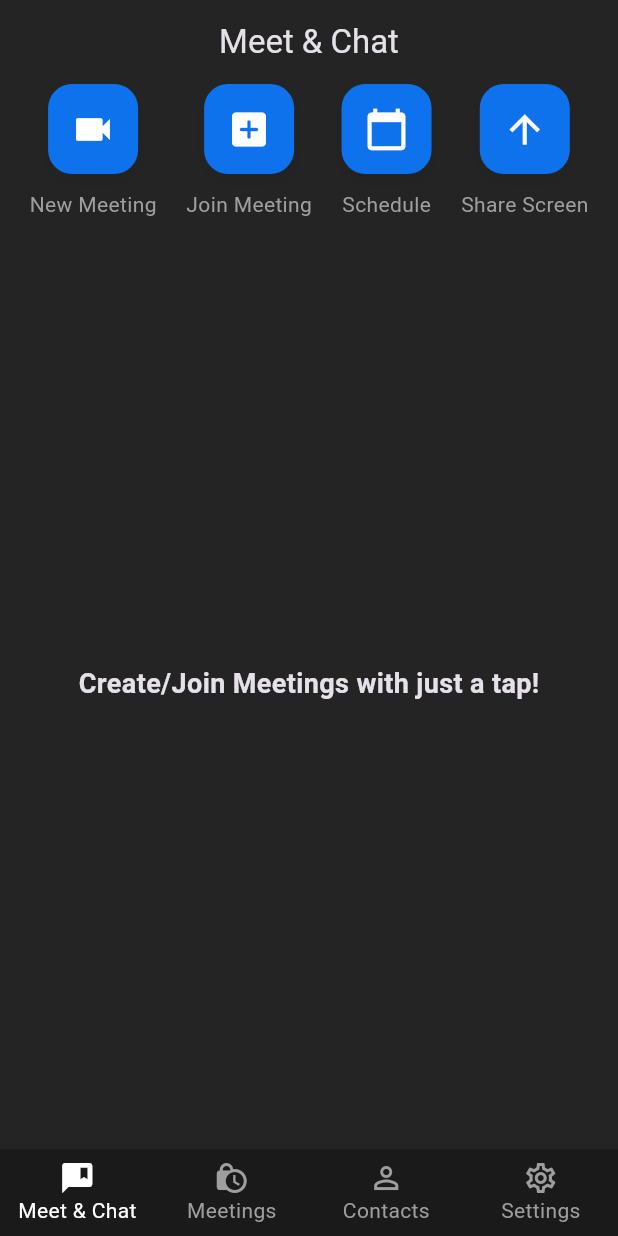
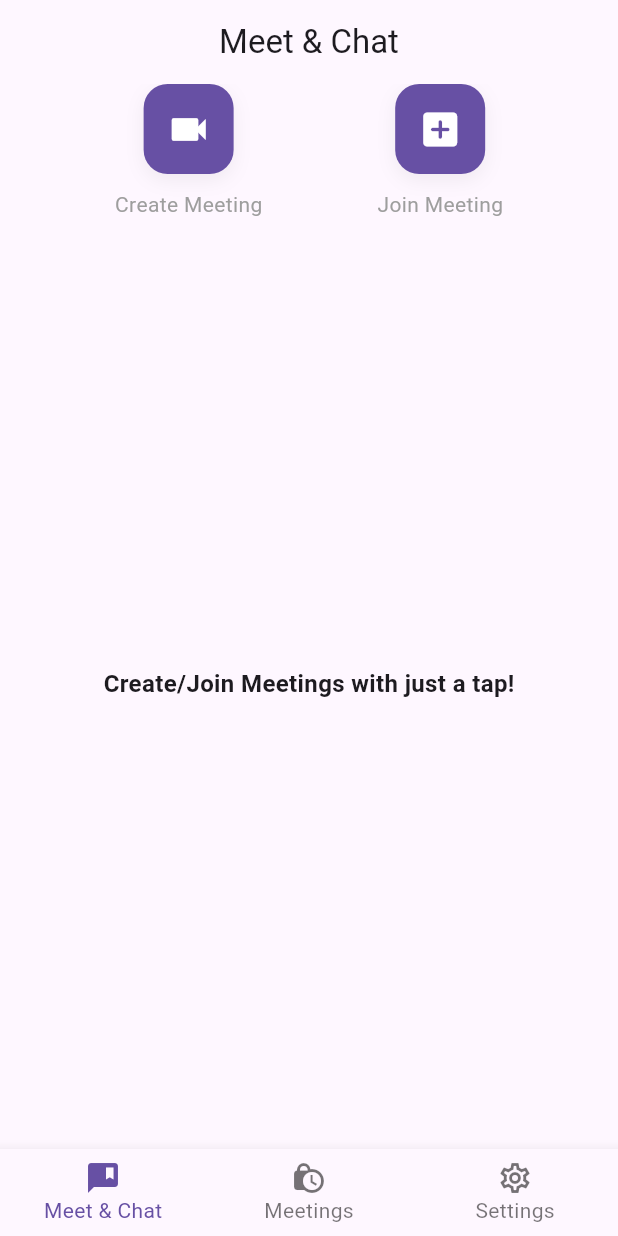
Before and after one commit to abenidev/Video_call_flutter_app, a Flutter app: the screen it shows once a user with an empty profile is signed in, on a phone screen of 412 x 824 dp. Run offline on Flutter 3.47's test engine with Material 3 defaults, Android fonts, the phone set to English and light mode, and no system bars; our stand-ins replace cloud_firestore, firebase_auth, firebase_core, google_sign_in; missing offline and left inert: jitsi_meet_flutter_sdk; accounts and stored records are empty.

Commit message:
minor changes

```diff
--- a/lib/components/custom_button.dart
+++ b/lib/components/custom_button.dart
@@ -1,5 +1,4 @@
 import 'package:flutter/material.dart';
-import 'package:video_chat_app/constants/colors.dart';
 
 class CustomButton extends StatelessWidget {
   final String label;
@@ -13,14 +12,14 @@ class CustomButton extends StatelessWidget {
       child: ElevatedButton(
         onPressed: onPressed,
         style: ElevatedButton.styleFrom(
-          backgroundColor: buttonColor,
+          // backgroundColor: buttonColor,
           minimumSize: const Size(
             double.infinity,
             50,
           ),
           shape: RoundedRectangleBorder(
             borderRadius: BorderRadius.circular(30),
-            side: const BorderSide(color: buttonColor),
+            // side: const BorderSide(color: buttonColor),
           ),
         ),
         child: Text(
--- a/lib/components/home_meeting_button.dart
+++ b/lib/components/home_meeting_button.dart
@@ -1,5 +1,4 @@
 import 'package:flutter/material.dart';
-import 'package:video_chat_app/constants/colors.dart';
 
 class HomeMeetingButton extends StatelessWidget {
   const HomeMeetingButton({super.key, required this.onPressed, required this.icon, required this.label});
@@ -15,7 +14,8 @@ class HomeMeetingButton extends StatelessWidget {
         children: [
           Container(
             decoration: BoxDecoration(
-              color: buttonColor,
+              // color: buttonColor,
+              color: Theme.of(context).primaryColor,
               borderRadius: BorderRadius.circular(16),
               boxShadow: [
                 BoxShadow(
--- a/lib/constants/colors.dart
+++ b/lib/constants/colors.dart
@@ -1,6 +1,6 @@
-import 'package:flutter/material.dart';
+// import 'package:flutter/material.dart';
 
-const backgroundColor = Color.fromRGBO(36, 36, 36, 1);
-const buttonColor = Color.fromRGBO(14, 114, 236, 1);
-const footerColor = Color.fromRGBO(26, 26, 26, 1);
-const secondaryBackgroundColor = Color.fromRGBO(46, 46, 46, 1);
+// const backgroundColor = Color.fromRGBO(36, 36, 36, 1);
+// const buttonColor = Color.fromRGBO(14, 114, 236, 1);
+// const footerColor = Color.fromRGBO(26, 26, 26, 1);
+// const secondaryBackgroundColor = Color.fromRGBO(46, 46, 46, 1);
--- a/lib/main.dart
+++ b/lib/main.dart
@@ -1,6 +1,5 @@
 import 'package:firebase_core/firebase_core.dart';
 import 'package:flutter/material.dart';
-import 'package:video_chat_app/constants/colors.dart';
 import 'package:video_chat_app/firebase_options.dart';
 import 'package:video_chat_app/resources/auth_methods.dart';
 import 'package:video_chat_app/screens/home_screen.dart';
@@ -20,7 +19,13 @@ class MyApp extends StatelessWidget {
   Widget build(BuildContext context) {
     return MaterialApp(
       title: 'Video chat app',
-      theme: ThemeData.dark().copyWith(scaffoldBackgroundColor: backgroundColor),
+      // theme: ThemeData.dark().copyWith(scaffoldBackgroundColor: backgroundColor),
+      theme: ThemeData.light(
+        useMaterial3: true,
+      ),
+      darkTheme: ThemeData.dark(
+        useMaterial3: true,
+      ),
       routes: {
         LoginScreen.routeName: (context) => const LoginScreen(),
         HomeScreen.routeName: (context) => const HomeScreen(),
--- a/lib/screens/home_screen.dart
+++ b/lib/screens/home_screen.dart
@@ -1,6 +1,5 @@
 import 'package:flutter/material.dart';
 import 'package:video_chat_app/components/custom_button.dart';
-import 'package:video_chat_app/constants/colors.dart';
 import 'package:video_chat_app/resources/auth_methods.dart';
 import 'package:video_chat_app/screens/meeting_history_screen.dart';
 import 'package:video_chat_app/screens/meeting_screen.dart';
@@ -24,7 +23,7 @@ class _HomeScreenState extends State<HomeScreen> {
   List<Widget> pages = [
     const MeetingScreen(),
     const MeetingHistoryScreen(),
-    const Text('Contacts'),
+    // const Text('Contacts'),
     //setting
     CustomButton(label: "Log out", onPressed: () => AuthMethods().signOut()),
   ];
@@ -36,13 +35,13 @@ class _HomeScreenState extends State<HomeScreen> {
         elevation: 0,
         title: const Text('Meet & Chat'),
         centerTitle: true,
-        backgroundColor: backgroundColor,
+        // backgroundColor: backgroundColor,
       ),
       body: pages[_page],
       bottomNavigationBar: BottomNavigationBar(
-        backgroundColor: footerColor,
-        selectedItemColor: Colors.white,
-        unselectedItemColor: Colors.grey,
+        // backgroundColor: footerColor,
+        // selectedItemColor: Colors.white,
+        // unselectedItemColor: Colors.grey,
         selectedFontSize: 14.0,
         unselectedFontSize: 14.0,
         onTap: onPageChanged,
@@ -57,10 +56,10 @@ class _HomeScreenState extends State<HomeScreen> {
             icon: Icon(Icons.lock_clock),
             label: 'Meetings',
           ),
-          BottomNavigationBarItem(
-            icon: Icon(Icons.person_outline),
-            label: 'Contacts',
-          ),
+          // BottomNavigationBarItem(
+          //   icon: Icon(Icons.person_outline),
+          //   label: 'Contacts',
+          // ),
           BottomNavigationBarItem(
             icon: Icon(Icons.settings_outlined),
             label: 'Settings',
--- a/lib/screens/meeting_screen.dart
+++ b/lib/screens/meeting_screen.dart
@@ -48,7 +48,7 @@ class _MeetingScreenState extends State<MeetingScreen> {
                 createMeeting();
               },
               icon: Icons.videocam,
-              label: 'New Meeting',
+              label: 'Create Meeting',
             ),
             HomeMeetingButton(
               onPressed: () {
@@ -57,23 +57,23 @@ class _MeetingScreenState extends State<MeetingScreen> {
               icon: Icons.add_box_rounded,
               label: 'Join Meeting',
             ),
-            HomeMeetingButton(
-              onPressed: () {},
-              icon: Icons.calendar_today,
-              label: 'Schedule',
-            ),
-            HomeMeetingButton(
-              onPressed: () {},
-              icon: Icons.arrow_upward,
-              label: 'Share Screen',
-            ),
+            // HomeMeetingButton(
+            //   onPressed: () {},
+            //   icon: Icons.calendar_today,
+            //   label: 'Schedule',
+            // ),
+            // HomeMeetingButton(
+            //   onPressed: () {},
+            //   icon: Icons.arrow_upward,
+            //   label: 'Share Screen',
+            // ),
           ],
         ),
         const Expanded(
           child: Center(
             child: Text(
               'Create/Join Meetings with just a tap!',
-              style: TextStyle(fontWeight: FontWeight.bold, fontSize: 18),
+              style: TextStyle(fontWeight: FontWeight.bold, fontSize: 16),
             ),
           ),
         ),
```
Also changed, not shown: lib/components/meeting_option.dart (+11 -11 lines), lib/screens/video_call_screen.dart (+17 -14 lines), 1 other file.
